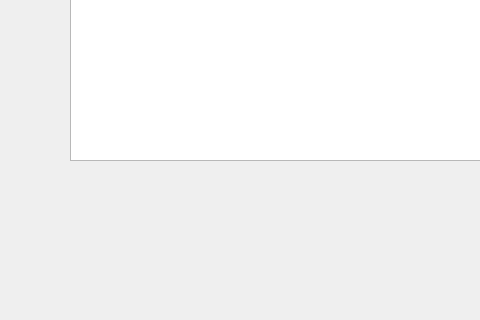
Before: the Qt Designer form sourceFiles/imageprocgui.ui in kyahRob/SoftEng, drawn with Qt 5; both pictures show x 0 to 480 and y 280 to 600 of the 772 by 600 pixel window.
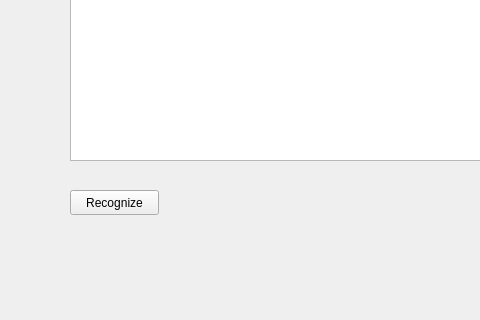
After: the same form once the commit is applied.

```diff
--- a/sourceFiles/imageprocgui.ui
+++ b/sourceFiles/imageprocgui.ui
@@ -92,6 +92,19 @@
      <string/>
     </property>
    </widget>
+   <widget class="QPushButton" name="recogbtn">
+    <property name="geometry">
+     <rect>
+      <x>70</x>
+      <y>470</y>
+      <width>89</width>
+      <height>25</height>
+     </rect>
+    </property>
+    <property name="text">
+     <string>Recognize</string>
+    </property>
+   </widget>
   </widget>
   <widget class="QMenuBar" name="menubar">
    <property name="geometry">
```
